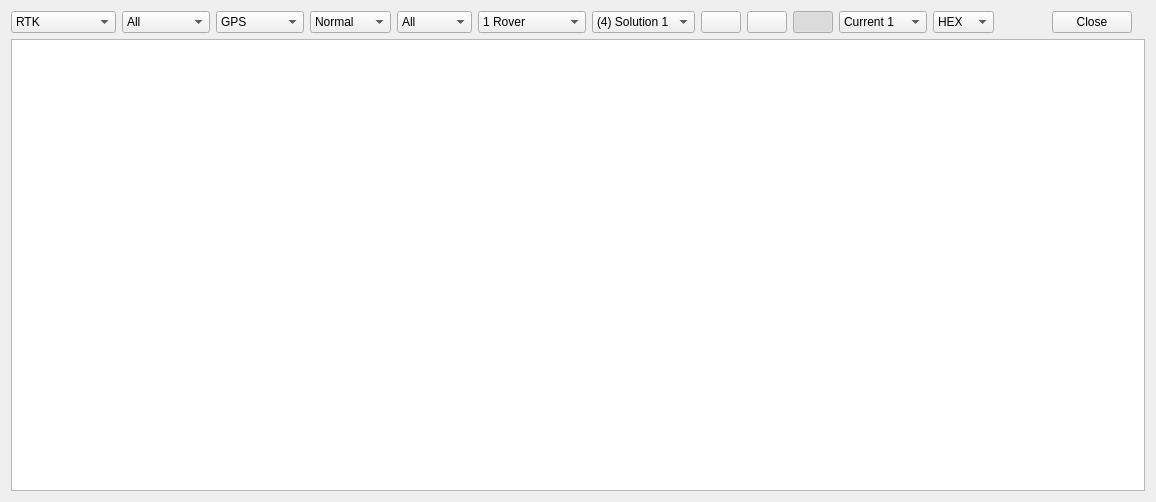
Before: the Qt Designer form app/qtapp/rtknavi_qt/mondlg.ui in lhuisman/myRTKLIB, drawn with Qt 5.
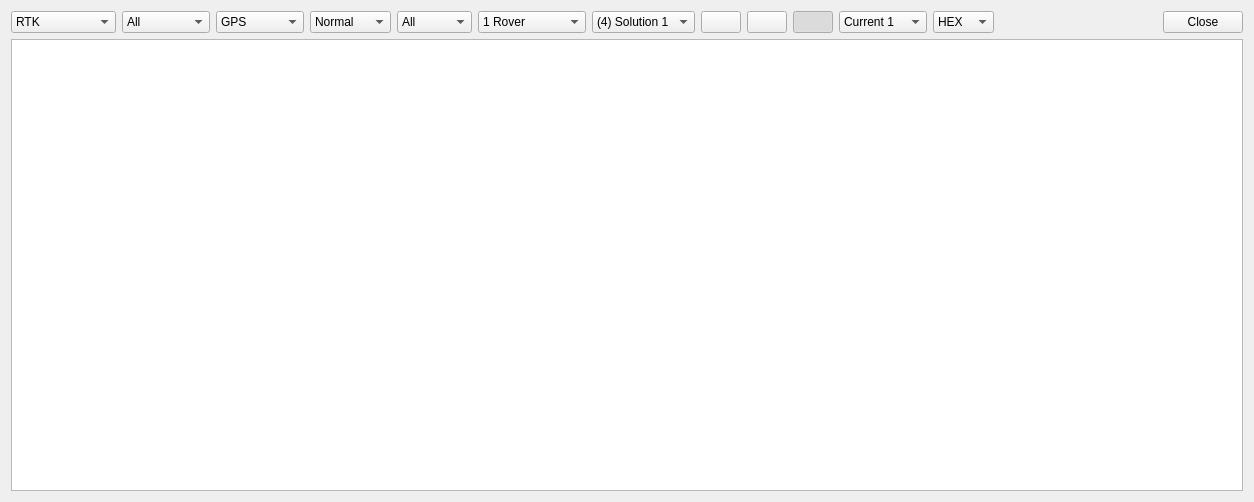
After: the same form once the commit is applied. Icons and pictures are not drawn.

Commit message: make monitor dialog of rtknavi_qt more beautiful - fix crashes due to uninitialized values

Diff of the .ui file:
```diff
--- a/app/qtapp/rtknavi_qt/mondlg.ui
+++ b/app/qtapp/rtknavi_qt/mondlg.ui
@@ -6,7 +6,7 @@
    <rect>
     <x>0</x>
     <y>0</y>
-    <width>1156</width>
+    <width>1254</width>
     <height>502</height>
    </rect>
   </property>
@@ -411,6 +411,16 @@
         </item>
        </widget>
       </item>
+      <item>
+       <widget class="QLabel" name="lblInformation">
+        <property name="toolTip">
+         <string/>
+        </property>
+        <property name="text">
+         <string/>
+        </property>
+       </widget>
+      </item>
       <item>
        <spacer name="horizontalSpacer">
         <property name="orientation">
@@ -427,17 +437,7 @@
       <item>
        <widget class="QDialogButtonBox" name="buttonBox">
         <property name="standardButtons">
-         <set>QDialogButtonBox::Close</set>
-        </property>
-       </widget>
-      </item>
-      <item>
-       <widget class="QLabel" name="lblInformation">
-        <property name="toolTip">
-         <string/>
-        </property>
-        <property name="text">
-         <string/>
+         <set>QDialogButtonBox::StandardButton::Close</set>
         </property>
        </widget>
       </item>
```
Left out of the diff: 2 changed lines with no effect on the pictures. The commit also changes 1 other file.
